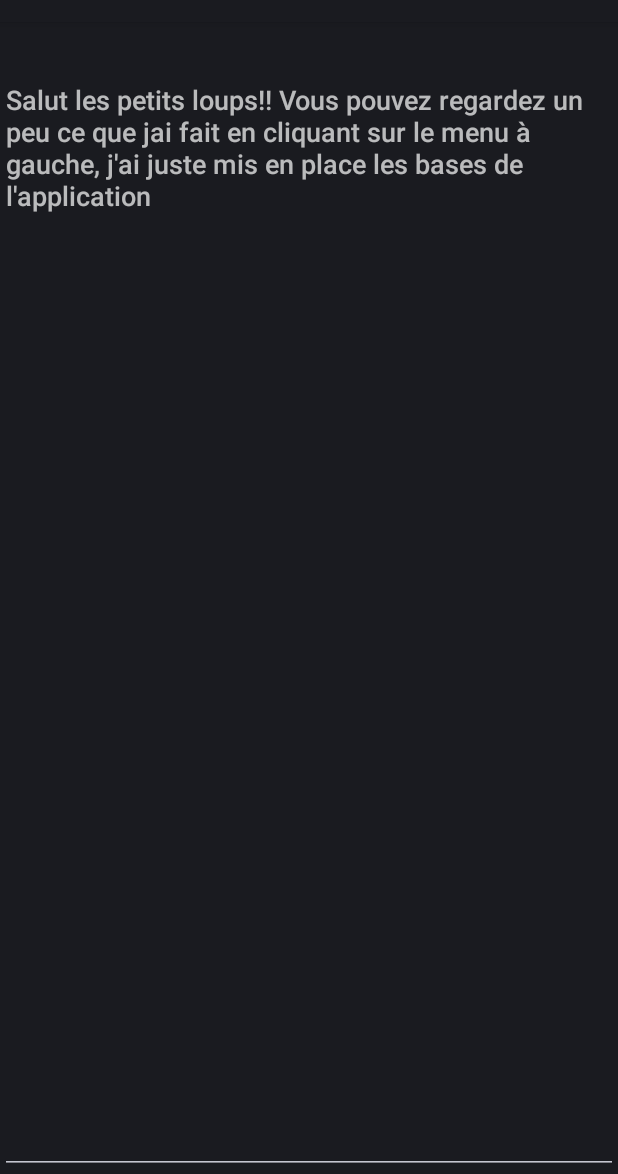
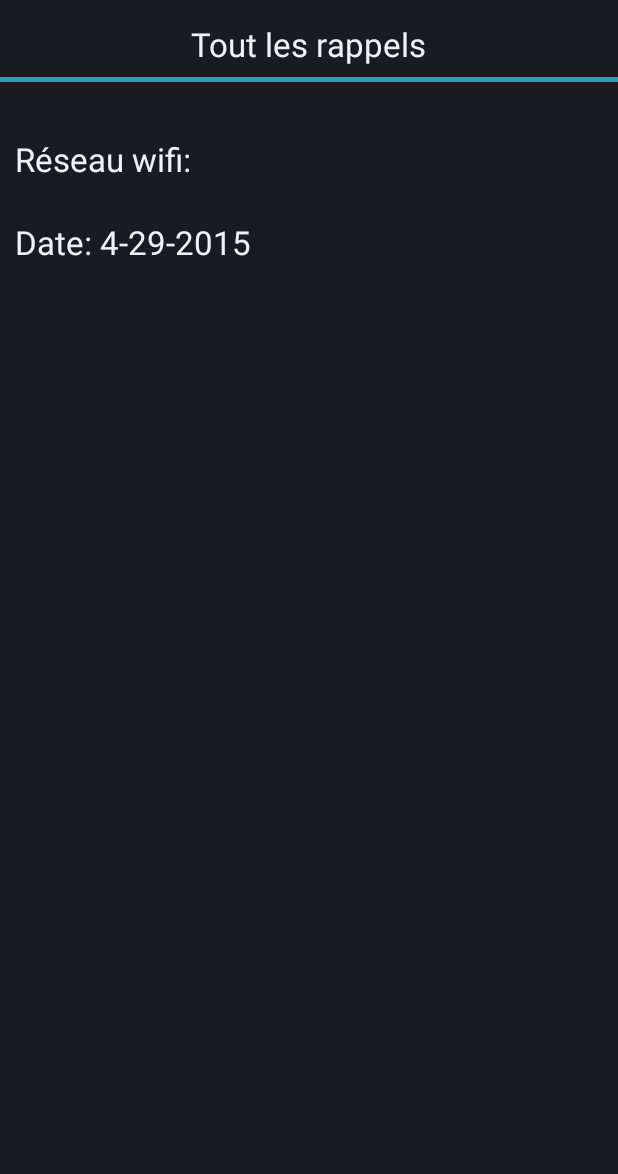
Before and after one commit to AndyMinnie/Reminder, an Android app: the fragment MenuPrincipal shown on its own in the app's theme, on a phone screen of 412 x 824 dp, the part 62-1236 px from its top. Run offline under Robolectric (Android 15) with nearby library versions, the phone set to English and light mode, and no system bars.

Commit message:
Amélioration de l'appli :man_with_gua_pi_mao: :dancers: :rainbow:
ajout des rappels en page accueil + modifs design

```diff
--- a/app/src/main/java/andreacauchoix/reminder/AdapteurDesListes/ArrayListAdapter.java
+++ b/app/src/main/java/andreacauchoix/reminder/AdapteurDesListes/ArrayListAdapter.java
@@ -60,7 +60,7 @@ public class ArrayListAdapter extends ArrayAdapter {
             holder = (ViewHolder) viewToUse.getTag();
         }
 
-        holder.titleText.setText(item.getRappel());
+        holder.titleText.setText(item.getRappel()+ " à la "+item.getDate());
         return viewToUse;
     }
 }
--- a/app/src/main/java/andreacauchoix/reminder/AdapteurDesListes/ArrayListAdapterLieux.java
+++ b/app/src/main/java/andreacauchoix/reminder/AdapteurDesListes/ArrayListAdapterLieux.java
@@ -60,7 +60,8 @@ public class ArrayListAdapterLieux extends ArrayAdapter {
             holder = (ViewHolder) viewToUse.getTag();
         }
 
-        holder.titleText.setText("ID: "+ item.getId() + " Nom: " + item.getName() + " BSSID: " + item.getWifi_id()); // recupere le titre du wifi enregistré
+        //holder.titleText.setText("ID: "+ item.getId() + " Nom: " + item.getName() + " BSSID: " + item.getWifi_id()); // recupere le titre du wifi enregistré
+        holder.titleText.setText(" Nom du lieu: " + item.getName());
         return viewToUse;
     }
 }
--- /dev/null
+++ b/app/src/main/java/andreacauchoix/reminder/AdapteurDesListes/MenuPrincipalAdapter.java
@@ -0,0 +1,135 @@
+package andreacauchoix.reminder.AdapteurDesListes;
+
+import android.app.Activity;
+import android.content.Context;
+import android.view.LayoutInflater;
+import android.view.View;
+import android.view.ViewGroup;
+import android.widget.ArrayAdapter;
+import android.widget.TextView;
+
+import java.util.List;
+
+import andreacauchoix.reminder.BaseDeDonnee.RappelData;
+import andreacauchoix.reminder.R;
+
+public class MenuPrincipalAdapter extends ArrayAdapter {
+
+    private Context context;
+    private boolean useList = true;
+
+    public MenuPrincipalAdapter(Context context, List items) {
+        super(context, android.R.layout.simple_list_item_2, items);
+        this.context = context;
+    }
+
+    /**
+     * Holder for the list items.
+     */
+    private class ViewHolder{
+        TextView titleText;
+        TextView titleText1;
+        TextView titleText2;
+    }
+
+    /**
+     *
+     * @param position
+     * @param convertView
+     * @param parent
+     * @return
+     */
+    public View getView(int position, View convertView, ViewGroup parent) {
+        ViewHolder holder = null;
+        RappelData item = (RappelData)getItem(position);
+        View viewToUse = null;
+
+        // This block exists to inflate the settings list item conditionally based on whether
+        // we want to support a grid or list view.
+        LayoutInflater mInflater = (LayoutInflater) context
+                .getSystemService(Activity.LAYOUT_INFLATER_SERVICE);
+        if (convertView == null) {
+            if(useList){
+                viewToUse = mInflater.inflate(R.layout.base_menu, null);
+            } else {
+                viewToUse = mInflater.inflate(R.layout.base_menu, null);
+            }
+
+            holder = new ViewHolder();
+            holder.titleText = (TextView)viewToUse.findViewById(R.id.lieubaby);
+            holder.titleText1 = (TextView)viewToUse.findViewById(R.id.titrebaby);
+            holder.titleText2 = (TextView)viewToUse.findViewById(R.id.contenubaby);
+            viewToUse.setTag(holder);
+        } else {
+            viewToUse = convertView;
+            holder = (ViewHolder) viewToUse.getTag();
+        }
+
+        holder.titleText.setText("Réseau wifi: "+item.getLieu()+"\n");
+        holder.titleText1.setText(item.getDate()+"\n");
+        holder.titleText2.setText(item.getRappel()+"\n");
+        return viewToUse;
+    }
+}
+/**
+ * Created by isen on 29/04/2015.
+ */
+
+/*
+public class MenuPrincipalAdapter extends BaseAdapter {
+
+    private List<RappelData> listeRappels;
+    private LayoutInflater layoutInflater;
+    private Context context;
+
+    public int getCount() {
+        return listeRappels.size();
+    }
+
+    public Object getItem(int position) {
+        return listeRappels.get(position);
+    }
+
+    public long getItemId(int position) {
+        return position;
+    }
+
+    public MenuPrincipalAdapter(Context context, List<RappelData> alRappels) {
+
+        this.context = context;
+        listeRappels = alRappels;
+        layoutInflater = LayoutInflater.from(context);
+    }
+    private class ViewNameLieux {
+        TextView tvTitle;
+        TextView tvLieu;
+        TextView tvContenu;
+    }
+
+    public View getView(final int position, View convertView, ViewGroup parent) {
+        ViewNameLieux viewHolder;
+
+        if(convertView == null) {
+            viewHolder = new ViewNameLieux();
+
+            convertView = layoutInflater.inflate(R.layout.base_menu, null);
+
+            viewHolder.tvTitle = (TextView) convertView.findViewById(R.id.titrebaby);
+            viewHolder.tvLieu = (TextView) convertView.findViewById(R.id.lieubaby);
+            viewHolder.tvContenu = (TextView) convertView.findViewById(R.id.contenubaby);
+
+            convertView.setTag(viewHolder);
+
+
+        } else {
+            viewHolder = (ViewNameLieux)convertView.getTag();
+        }
+
+        // On affecte les valeurs
+        viewHolder.tvTitle.setText(listeRappels.get(position).getDate());
+        viewHolder.tvLieu.setText(listeRappels.get(position).getLieu());viewHolder.tvLieu.setText(listeRappels.get(position).getLieu());
+        viewHolder.tvContenu.setText(listeRappels.get(position).getRappel());
+        return convertView;
+    }
+}
+*/
--- a/app/src/main/java/andreacauchoix/reminder/Fragments/AjoutRappel.java
+++ b/app/src/main/java/andreacauchoix/reminder/Fragments/AjoutRappel.java
@@ -56,8 +56,6 @@ public class AjoutRappel extends DialogFragment {
     ListView list;
     private List<LieuData> listeLieuxItem;
     private LieuxAdapter lieuxAdapter;
-    private LieuData lieuDataSelected;
-    ArrayAdapter<LieuData> adapter;
 
     private int year;
     private int month;
--- a/app/src/main/java/andreacauchoix/reminder/Fragments/MenuPrincipal.java
+++ b/app/src/main/java/andreacauchoix/reminder/Fragments/MenuPrincipal.java
@@ -1,39 +1,90 @@
 package andreacauchoix.reminder.Fragments;
 
+import android.app.AlertDialog;
+import android.app.DatePickerDialog;
+import android.app.DialogFragment;
 import android.app.Fragment;
+import android.app.ListFragment;
+import android.content.DialogInterface;
 import android.os.Bundle;
+import android.view.ContextMenu;
 import android.view.LayoutInflater;
 import android.view.View;
 import android.view.ViewGroup;
+import android.widget.AdapterView;
+import android.widget.ArrayAdapter;
+import android.widget.Button;
+import android.widget.DatePicker;
 import android.widget.ImageView;
+import android.widget.ListView;
 import android.widget.TextView;
+import android.widget.Toast;
 
+import java.util.ArrayList;
+import java.util.Calendar;
+import java.util.List;
+
+import andreacauchoix.reminder.AdapteurDesListes.ArrayListAdapter;
+import andreacauchoix.reminder.AdapteurDesListes.LieuxAdapter;
+import andreacauchoix.reminder.AdapteurDesListes.ListWifiAdapter;
+import andreacauchoix.reminder.AdapteurDesListes.MenuPrincipalAdapter;
+import andreacauchoix.reminder.BaseDeDonnee.BDD;
+import andreacauchoix.reminder.BaseDeDonnee.LieuData;
+import andreacauchoix.reminder.BaseDeDonnee.RappelData;
 import andreacauchoix.reminder.R;
+import andreacauchoix.reminder.Wifi.WifiItem;
 
 /**
  * Created by Andréa on 14/04/2015.
  */
 
-public class MenuPrincipal extends Fragment {
+public class MenuPrincipal extends ListFragment {
 
     ImageView ivIcon;
     TextView tvItemName;
 
+    private final int ID_SUPPR = 0;
+    private final int GROUP_DEFAULT = 0;
+
     public static final String IMAGE_RESOURCE_ID = "iconResourceID";
     public static final String ITEM_NAME = "itemName";
+    ArrayAdapter<RappelData> adapter;
+    List<RappelData> values;
 
-    public MenuPrincipal() {
+    RappelData dataSelected;
 
+    public MenuPrincipal() {}
+
+    public void recupererDatas(){
+        BDD datasource = new BDD(getActivity());
+        values = datasource.getRappels();
     }
 
     @Override
     public View onCreateView(LayoutInflater inflater, ViewGroup container,
                              Bundle savedInstanceState) {
 
-        View view = inflater.inflate(R.layout.base_menu, container,
+        View view = inflater.inflate(R.layout.menu_bitch, container,
                 false);
+
+
+        values = null;
+        recupererDatas();
+
+        adapter = new MenuPrincipalAdapter(getActivity(), values);
+        setListAdapter(adapter);
 
         return view;
     }
 
+
+    @Override
+    public void onCreateContextMenu(ContextMenu menu, View v, ContextMenu.ContextMenuInfo menuInfo) {
+        if (v.getId() == android.R.id.list) {
+            ListView lv = (ListView) v;
+            AdapterView.AdapterContextMenuInfo acmi = (AdapterView.AdapterContextMenuInfo) menuInfo;
+            dataSelected = (RappelData) lv.getItemAtPosition(acmi.position);
+            menu.add(GROUP_DEFAULT, ID_SUPPR, 0, "Supprimer");
+        }
+    }
 }
--- a/app/src/main/res/layout/base_menu.xml
+++ b/app/src/main/res/layout/base_menu.xml
@@ -15,7 +15,8 @@
     <LinearLayout
         android:orientation="vertical"
         android:layout_width="fill_parent"
-        android:layout_height="fill_parent">
+        android:layout_height="fill_parent"
+        android:weightSum="1">
 
     <ImageView
         android:id="@+id/frag1_icon"
@@ -24,18 +25,29 @@
         />
 
     <TextView
-        android:id="@+id/frag1_text"
-        android:layout_width="wrap_content"
+        android:id="@+id/lieubaby"
+        android:layout_width="match_parent"
         android:layout_height="wrap_content"
         android:layout_marginLeft="10dp"
-        android:textAppearance="?android:attr/textAppearanceLarge"/>
-    <EditText
-        android:layout_width="fill_parent"
-        android:layout_height="fill_parent"
-        android:gravity="top|left"
-        android:hint="@string/message"
-        android:id="@+id/rappel"
-        android:layout_weight="2"/>
+        android:textAppearance="?android:attr/textAppearanceLarge"
+        android:text="Lieu du rappel : lieu"/>
+
+        <TextView
+            android:id="@+id/titrebaby"
+            android:layout_width="match_parent"
+            android:layout_height="wrap_content"
+            android:layout_marginLeft="10dp"
+            android:textAppearance="?android:attr/textAppearanceLarge"
+            android:text="Titre du rappel : titre"/>
+
+        <TextView
+            android:id="@+id/contenubaby"
+            android:layout_width="match_parent"
+            android:layout_height="wrap_content"
+            android:layout_marginLeft="10dp"
+            android:textAppearance="?android:attr/textAppearanceLarge"
+            android:text="Contenu du rappel : Contenu"
+            android:layout_weight="0.59" />
 
     </LinearLayout>
 
--- a/app/src/main/java/andreacauchoix/reminder/AdapteurDesListes/LieuxAdapter.java
+++ b/app/src/main/res/layout/menu_bitch.xml
@@ -1,71 +1,48 @@
-package andreacauchoix.reminder.AdapteurDesListes;
+<?xml version="1.0" encoding="utf-8"?>
+<LinearLayout xmlns:android="http://schemas.android.com/apk/res/android"
+    android:layout_width="match_parent"
+    android:layout_height="match_parent"
+    android:orientation="vertical"
+    >
 
-import android.content.Context;
-import android.graphics.Color;
-import android.view.LayoutInflater;
-import android.view.View;
-import android.view.ViewGroup;
-import android.widget.BaseAdapter;
-import android.widget.TextView;
+    <!--
+    **************************IMPORTANT***********************************
+     change this id attribute values as "frag2_icon" and "frag2_text" for
+     fragment_layout_two.xml and "frag3_icon" and "frag3_text" for
+     fragment_layout_three.xml
+    **********************************************************************
+      -->
+    <ImageView
+        android:id="@+id/frag1_icon"
+        android:layout_width="wrap_content"
+        android:layout_height="wrap_content"
+        />
+    <TextView
+        android:layout_width="wrap_content"
+        android:layout_height="wrap_content"
+        android:textAppearance= "?android:attr/textAppearanceLarge"
+        android:text="Tout les rappels"
+        android:id="@+id/titleTextView"
+        android:layout_gravity="center_horizontal"/>
+    <View
+        android:layout_width="wrap_content"
+        android:layout_height="3dp"
+        android:layout_marginBottom="7dp"
+        android:layout_marginTop="7dp"
+        android:background="#cc35b7ec" />
+    <TextView
+        android:id="@+id/frag1_text"
+        android:layout_width="wrap_content"
+        android:layout_height="wrap_content"
+        android:layout_marginLeft="10dp"
+        android:textAppearance="?android:attr/textAppearanceLarge"/>
 
-import java.util.List;
+    <ListView
+        android:id="@android:id/list"
+        android:layout_width="match_parent"
+        android:layout_height="wrap_content"
+        android:divider="#cc35b7ec"
+        android:dividerHeight="3dp"
+        android:text="rappel" />
 
-import andreacauchoix.reminder.BaseDeDonnee.LieuData;
-import andreacauchoix.reminder.R;
-import andreacauchoix.reminder.Wifi.WifiItem;
-
-/**
- * Created by isen on 28/04/2015.
- */
-public class LieuxAdapter extends BaseAdapter{
-
-    private List<LieuData> listeLieux;
-    private LayoutInflater layoutInflater;
-    private Context context;
-
- public int getCount() {
-    return listeLieux.size();
-}
-
-    public Object getItem(int position) {
-        return listeLieux.get(position);
-    }
-
-    public long getItemId(int position) {
-        return position;
-    }
-
-    public LieuxAdapter(Context context, List<LieuData> alLieux) {
-
-        this.context = context;
-        listeLieux = alLieux;
-        layoutInflater = LayoutInflater.from(context);
-    }
-    private class ViewNameLieux {
-        TextView nameLieux;
-    }
-
-    public View getView(final int position, View convertView, ViewGroup parent) {
-        ViewNameLieux viewHolder;
-
-        if(convertView == null) {
-            viewHolder = new ViewNameLieux();
-
-            convertView = layoutInflater.inflate(R.layout.adapter_lieux, null);
-
-            viewHolder.nameLieux = (TextView) convertView.findViewById(R.id.nameLieux);
-
-            convertView.setTag(viewHolder);
-
-
-        } else {
-            viewHolder = (ViewNameLieux)convertView.getTag();
-        }
-
-        // On affecte les valeurs
-        viewHolder.nameLieux.setText(listeLieux.get(position).getName());
-
-        return convertView;
-    }
-
-}
+</LinearLayout>
```
Also changed, not shown: app/src/main/res/layout/ajout_rappel.xml (+12 -1 lines), app/src/main/res/layout/suppression_lieu.xml (+15 -0 lines).
